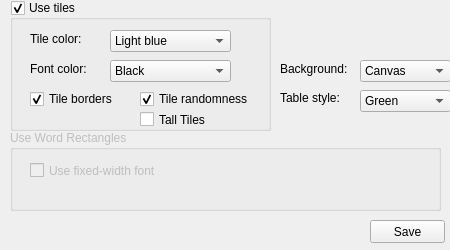
First picture: the form in trunk/client/src/tableCustomizationForm.ui, repository domino14/aerolithdesktop, before the edit.
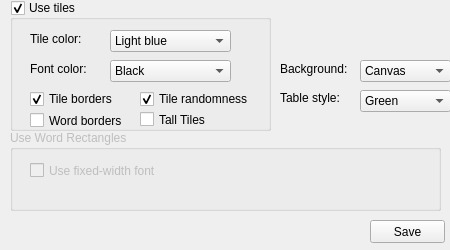
Second picture: the form after the edit.

What changed in the file:
```diff
--- a/trunk/client/src/tableCustomizationForm.ui
+++ b/trunk/client/src/tableCustomizationForm.ui
@@ -188,6 +188,19 @@
      </property>
     </item>
    </widget>
+   <widget class="QCheckBox" name="checkBoxWordBorders" >
+    <property name="geometry" >
+     <rect>
+      <x>20</x>
+      <y>110</y>
+      <width>111</width>
+      <height>21</height>
+     </rect>
+    </property>
+    <property name="text" >
+     <string>Word borders</string>
+    </property>
+   </widget>
   </widget>
   <widget class="QGroupBox" name="groupBoxUseRectangles" >
    <property name="enabled" >
```
Left out of the diff: 6 changed lines with no effect on the pictures.
